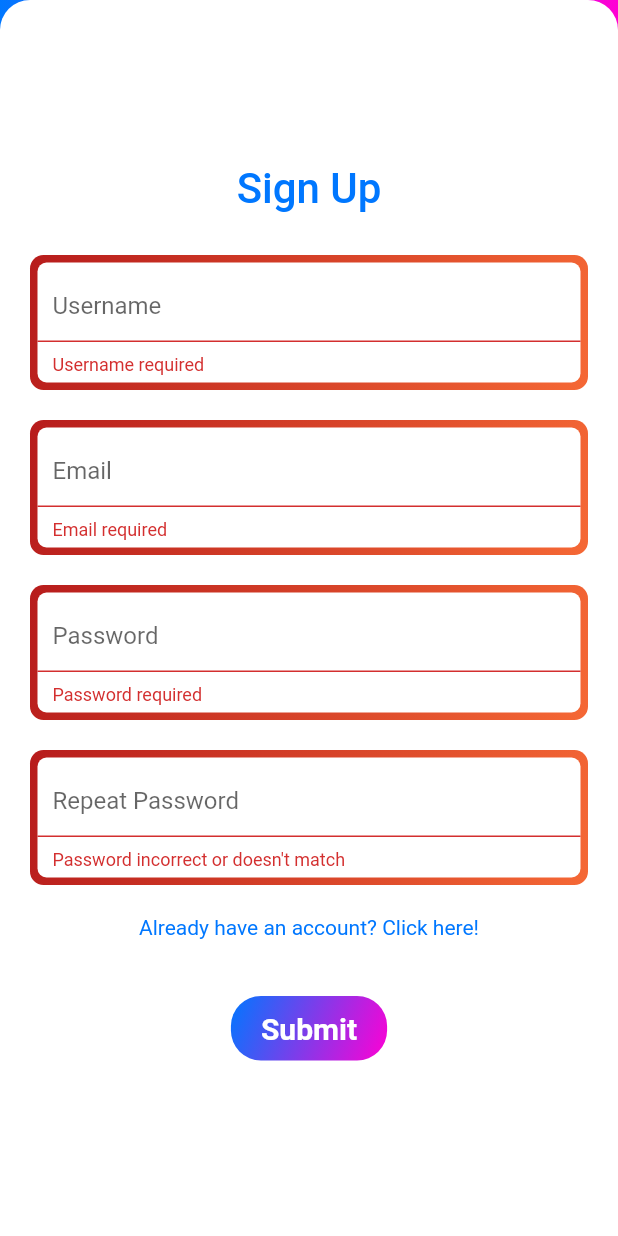
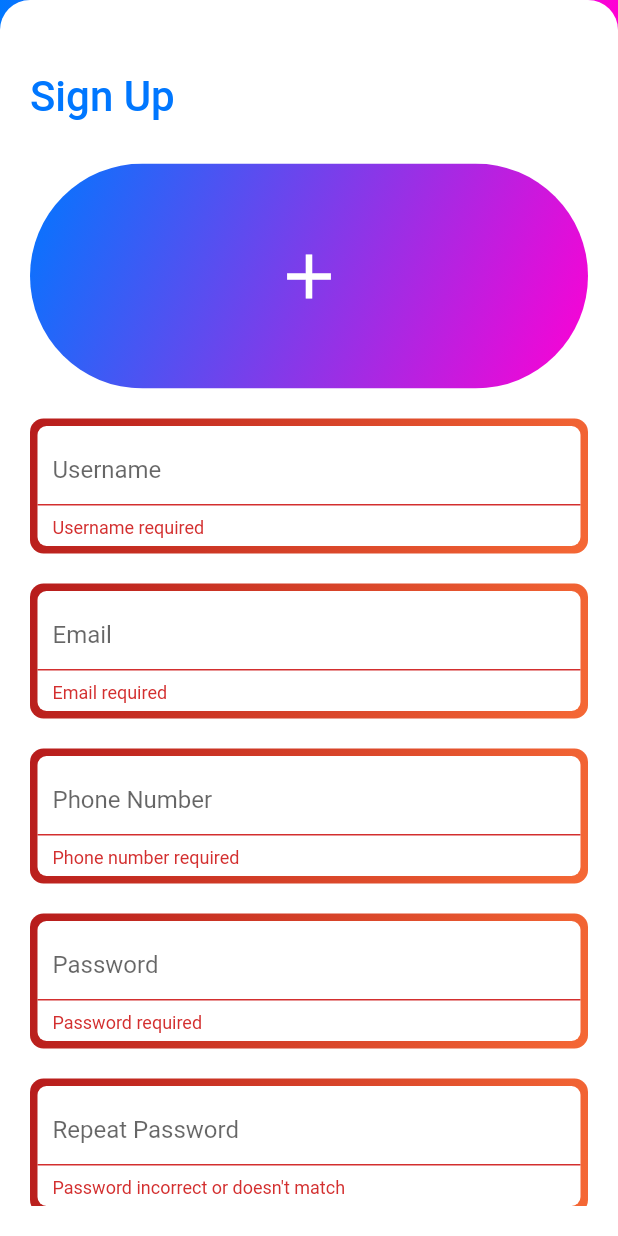
Before and after one commit to gukkame/secure-messenger, a Flutter app: the SignUp screen opened by its route, after a tap on "Submit", on a phone screen of 412 x 824 dp. Run offline on Flutter 3.47's test engine with Material 2 defaults, Android fonts, the phone set to English and light mode, and no system bars; our stand-ins replace cloud_firestore, firebase_auth, firebase_core, firebase_storage, image_picker; missing offline and left inert: encrypt; accounts and stored records are empty.

Commit message:
I completed the validaton for phone number and succesfully implimented image picker for sign up page. The system should be set up to allow that image to be uploaded to the cloud, but it has yet to be tested properly

```diff
--- a/lib/pages/authentication/signup.dart
+++ b/lib/pages/authentication/signup.dart
@@ -1,8 +1,13 @@
+import 'dart:io';
+
+import 'package:firebase_storage/firebase_storage.dart';
 import 'package:flutter/material.dart';
+import 'package:image_picker/image_picker.dart';
 import '../../provider/provider_manager.dart';
 import '../../components/container.dart';
 import '../../components/scaffold.dart';
 import '../../utils/colors.dart';
+import '../../utils/convert.dart';
 import '../../utils/user.dart';
 import '../../utils/navigation.dart';
 
@@ -17,16 +22,21 @@ class SignUp extends StatefulWidget {
 }
 
 class _AddNoteState extends State<SignUp> {
+  final ImagePicker picker = ImagePicker();
+  File? image;
   final TextEditingController _usernameController = TextEditingController();
   final TextEditingController _emailController = TextEditingController();
+  final TextEditingController _phoneController = TextEditingController();
   final TextEditingController _passwordController = TextEditingController();
   final TextEditingController _password2Controller = TextEditingController();
   final GlobalKey<FormState> _formKey = GlobalKey<FormState>();
   String? _passErrMsg;
   String? _emailErrMsg;
+  String? _phoneErrMsg;
   String? _loadingText;
   BorderColor usernameCheck = BorderColor.neutral;
   BorderColor emailCheck = BorderColor.neutral;
+  BorderColor phoneCheck = BorderColor.neutral;
   BorderColor passCheck = BorderColor.neutral;
   BorderColor pass2Check = BorderColor.neutral;
   bool _submitLock = false;
@@ -37,9 +47,12 @@ class _AddNoteState extends State<SignUp> {
     TextEditingController controller,
     String? Function(String?) validator, {
     String? errorText,
+    TextInputType inputType = TextInputType.text,
     bool obscureText = false,
   }) {
-    return RoundedGradientContainer(
+    return SizedBox(
+      width: 0,
+      child:RoundedGradientContainer(
       gradient: checker == BorderColor.error
           ? errorGradient
           : checker == BorderColor.correct
@@ -54,6 +67,7 @@ class _AddNoteState extends State<SignUp> {
             enableSuggestions: false,
             autocorrect: false,
             controller: controller,
+            keyboardType: inputType,
             decoration: InputDecoration(
                 contentPadding: const EdgeInsets.symmetric(horizontal: 10.0),
                 hintText: hintText,
@@ -61,9 +75,34 @@ class _AddNoteState extends State<SignUp> {
                 border: checker != BorderColor.error ? InputBorder.none : null),
             validator: validator,
           )),
-    );
+    ));
   }
 
+  Widget get _imageField => GestureDetector(
+      onTap: _pickImage,
+      child: SizedBox(
+        height: 150,
+        child: ClipRRect(
+          borderRadius: BorderRadius.circular(200.0),
+          child: AspectRatio(
+            aspectRatio: 500 / 500,
+            child: image != null
+                ? Image.file(
+                    image as File,
+                    fit: BoxFit.cover,
+                  )
+                : Container(
+                    decoration: const BoxDecoration(gradient: primeGradient),
+                    child: const Center(
+                        child: Icon(
+                      Icons.add,
+                      size: 50,
+                      color: Colors.white,
+                    )),
+                  ),
+          ),
+        ),
+      ));
   Widget get _usernameField => _createInputField(
         "Username",
         usernameCheck,
@@ -75,7 +114,16 @@ class _AddNoteState extends State<SignUp> {
         emailCheck,
         _emailController,
         _validateEmailField,
+        inputType: TextInputType.emailAddress,
         errorText: _emailErrMsg,
+      );
+  Widget get _phoneField => _createInputField(
+        "Phone Number",
+        phoneCheck,
+        _phoneController,
+        _validatePhoneField,
+        inputType: TextInputType.phone,
+        errorText: _phoneErrMsg,
       );
   Widget get _passwordField => _createInputField(
         "Password",
@@ -92,6 +140,175 @@ class _AddNoteState extends State<SignUp> {
         _validatePassword2Field,
         obscureText: true,
       );
+
+  void _pickImage() async {
+    var newImage = await picker.pickImage(source: ImageSource.gallery);
+    if (newImage != null) {
+      debugPrint("New Image Picked: ${newImage.path}");
+      setState(() => image = File(newImage.path));
+    }
+  }
+
+  String? _validateUsernameField(String? value) {
+    if (value == null || value.isEmpty || value.length < 4) {
+      usernameCheck = BorderColor.error;
+      return "Username required";
+    }
+    usernameCheck = BorderColor.correct;
+    return null;
+  }
+
+  String? _validateEmailField(String? value) {
+    if (value == null || value.isEmpty) {
+      emailCheck = BorderColor.error;
+      return "Email required";
+    } else if (!value.contains("@") ||
+        !value.contains(".") ||
+        value.length < 4) {
+      emailCheck = BorderColor.error;
+      return "Email is wrong";
+    }
+    emailCheck = BorderColor.correct;
+    return null;
+  }
+
+  String? _validatePhoneField(String? value) {
+    if (value == null || value.isEmpty) {
+      phoneCheck = BorderColor.error;
+      return "Phone number required";
+    }
+
+    var regexUSA = RegExp(r'^(\+\d{1,2}\s)?\(?\d{3}\)?[\s.-]\d{3}[\s.-]\d{4}$');
+    var regexUni = RegExp(r'^(\+|00)[1-9][0-9 \-\(\)\.\/]{7,20}$');
+    value = value.trim();
+    value = value.replaceAll(RegExp(r' +'), " ");
+
+    if (!regexUSA.hasMatch(value) && !regexUni.hasMatch(value)) {
+      phoneCheck = BorderColor.error;
+      return "Enter a valid International or USA phone number (+xxx xxxx xxxx or xxx-xxx-xxxx)";
+    }
+    phoneCheck = BorderColor.correct;
+    return null;
+  }
+
+  String? _validatePasswordField(String? value) {
+    if (value == null ||
+        value.isEmpty ||
+        value != _password2Controller.value.text) {
+      passCheck = BorderColor.error;
+      return "Password required";
+    }
+    passCheck = BorderColor.correct;
+    return null;
+  }
+
+  String? _validatePassword2Field(String? value) {
+    if (value == null ||
+        value.isEmpty ||
+        value != _passwordController.value.text) {
+      pass2Check = BorderColor.error;
+      return "Password incorrect or doesn't match";
+    }
+    pass2Check = BorderColor.correct;
+    return null;
+  }
+
+  void _onSubmit() async {
+    if (_formKey.currentState!.validate()) {
+      _removeAllNegativeCheckers();
+      setState(() {
+        _loadingText = "Processing data...";
+        _submitLock = true;
+      });
+      var name = _usernameController.value.text;
+      var email = _emailController.value.text;
+      var password = _passwordController.value.text;
+      var phone = _phoneController.value.text;
+
+      String? resp = await widget.user.registerUser(
+        name: name,
+        email: email,
+        phone: phone,
+        password: password,
+      );
+      if (resp == null) {
+        try {
+          await FirebaseStorage.instance
+              .ref()
+              .child("images/${Convert.encode(email)}")
+              .putFile(File(image!.path));
+        } on FirebaseException catch (e) {
+          setState(() {
+            _loadingText = null;
+            _submitLock = false;
+          });
+          debugPrint(e.code);
+          _handleRejection("image-error");
+        }
+        _saveUser();
+      } else {
+        setState(() {
+          _loadingText = null;
+          _submitLock = false;
+        });
+        _handleRejection(resp);
+      }
+    } else {
+      debugPrint("Invalid");
+      setState(() {
+        _loadingText = null;
+        _submitLock = false;
+      });
+    }
+  }
+
+  void _handleRejection(String msg) {
+    switch (msg) {
+      case 'weak-password':
+        passCheck = BorderColor.error;
+        pass2Check = BorderColor.error;
+        _passErrMsg = 'Password is too weak.';
+        break;
+      case 'email-already-in-use':
+        emailCheck = BorderColor.error;
+        _emailErrMsg = 'Account already exists with this email.';
+      case 'invalid-email':
+        emailCheck = BorderColor.error;
+        _emailErrMsg = 'Invalid email address';
+        break;
+      case 'image-error':
+        _loadingText =
+            'Error uploading your profile picture, please pick another picture.';
+      default:
+        _loadingText =
+            "Internal server error. Please contact support or try again.";
+        usernameCheck = BorderColor.error;
+        emailCheck = BorderColor.error;
+        phoneCheck = BorderColor.error;
+        passCheck = BorderColor.error;
+        pass2Check = BorderColor.error;
+    }
+    setState(() => {});
+  }
+
+  void _saveUser() {
+    debugPrint("User registered successfully! redirecting...");
+    ProviderManager().setUser(context, widget.user);
+    navigate(context, "/contacts");
+  }
+
+  void _removeAllNegativeCheckers() {
+    _passErrMsg = null;
+    _emailErrMsg = null;
+    _phoneErrMsg = null;
+    _loadingText = null;
+    usernameCheck = BorderColor.neutral;
+    emailCheck = BorderColor.neutral;
+    phoneCheck = BorderColor.neutral;
+    passCheck = BorderColor.neutral;
+    pass2Check = BorderColor.neutral;
+  }
+
   Widget get _loading {
     return _loadingText == null
         ? const SizedBox.shrink()
@@ -134,125 +351,6 @@ class _AddNoteState extends State<SignUp> {
         ));
   }
 
-  String? _validateUsernameField(String? value) {
-    if (value == null || value.isEmpty || value.length < 4) {
-      usernameCheck = BorderColor.error;
-      return "Username required";
-    }
-    usernameCheck = BorderColor.correct;
-    return null;
-  }
-
-  String? _validateEmailField(String? value) {
-    if (value == null || value.isEmpty) {
-      emailCheck = BorderColor.error;
-      return "Email required";
-    } else if (!value.contains("@") ||
-        !value.contains(".") ||
-        value.length < 4) {
-      emailCheck = BorderColor.error;
-      return "Email is wrong";
-    }
-    emailCheck = BorderColor.correct;
-    return null;
-  }
-
-  String? _validatePasswordField(String? value) {
-    if (value == null ||
-        value.isEmpty ||
-        value != _password2Controller.value.text) {
-      passCheck = BorderColor.error;
-      return "Password required";
-    }
-    passCheck = BorderColor.correct;
-    return null;
-  }
-
-  String? _validatePassword2Field(String? value) {
-    if (value == null ||
-        value.isEmpty ||
-        value != _passwordController.value.text) {
-      pass2Check = BorderColor.error;
-      return "Password incorrect or doesn't match";
-    }
-    pass2Check = BorderColor.correct;
-    return null;
-  }
-
-  void _onSubmit() async {
-    if (_formKey.currentState!.validate()) {
-      _removeAllNegativeCheckers();
-      setState(() {
-        _loadingText = "Processing data...";
-        _submitLock = true;
-      });
-      var name = _usernameController.value.text;
-      var email = _emailController.value.text;
-      var password = _passwordController.value.text;
-      String? resp = await widget.user.registerUser(
-        name: name,
-        email: email,
-        password: password,
-      );
-      if (resp == null) {
-        _saveUser();
-      } else {
-        setState(() {
-          _loadingText = null;
-          _submitLock = false;
-        });
-        _handleDBRejection(resp);
-        setState(() => {});
-      }
-    } else {
-      debugPrint("Invalid");
-      setState(() {
-        _loadingText = null;
-        _submitLock = false;
-      });
-    }
-  }
-
-  void _handleDBRejection(String msg) {
-    switch (msg) {
-      case 'weak-password':
-        passCheck = BorderColor.error;
-        pass2Check = BorderColor.error;
-        _passErrMsg = 'Password is too weak.';
-        break;
-      case 'email-already-in-use':
-        emailCheck = BorderColor.error;
-        _emailErrMsg = 'Account already exists with this email.';
-      case 'invalid-email':
-        emailCheck = BorderColor.error;
-        _emailErrMsg = 'Invalid email address';
-        break;
-      default:
-        _loadingText =
-            "Internal server error. Please contact support or try again.";
-        usernameCheck = BorderColor.error;
-        emailCheck = BorderColor.error;
-        passCheck = BorderColor.error;
-        pass2Check = BorderColor.error;
-    }
-  }
-
-  void _saveUser() {
-    debugPrint("User registered successfully! redirecting...");
-    ProviderManager().setUser(context, widget.user);
-    navigate(context, "/stock");
-  }
-
-  void _removeAllNegativeCheckers() {
-    _passErrMsg = null;
-    _emailErrMsg = null;
-    _loadingText = null;
-    usernameCheck = BorderColor.neutral;
-    emailCheck = BorderColor.neutral;
-    passCheck = BorderColor.neutral;
-    pass2Check = BorderColor.neutral;
-  }
-
   @override
   Widget build(BuildContext context) {
     return RoundScaffold(
@@ -262,10 +360,12 @@ class _AddNoteState extends State<SignUp> {
         padding: const EdgeInsets.all(20.0),
         child: Form(
           key: _formKey,
-          child: Column(
-            mainAxisAlignment: MainAxisAlignment.center,
-            crossAxisAlignment: CrossAxisAlignment.center,
+          child: ListView(
+
+            // mainAxisAlignment: MainAxisAlignment.center,
+            // crossAxisAlignment: CrossAxisAlignment.center,
             children: [
+              const SizedBox(height: 28),
               const Text(
                 "Sign Up",
                 style: TextStyle(
@@ -273,12 +373,14 @@ class _AddNoteState extends State<SignUp> {
                     color: primeColor,
                     fontWeight: FontWeight.w500),
               ),
-              const SizedBox(
-                height: 28,
-              ),
+              const SizedBox(height: 28),
+              _imageField,
+              const SizedBox(height: 20),
               _usernameField,
               const SizedBox(height: 20),
               _emailField,
+              const SizedBox(height: 20),
+              _phoneField,
               const SizedBox(height: 20),
               _passwordField,
               const SizedBox(height: 20),
--- a/lib/provider/user_provider.dart
+++ b/lib/provider/user_provider.dart
@@ -1,7 +1,18 @@
+import 'dart:io';
+
 import 'package:flutter/material.dart';
+import 'package:image_picker/image_picker.dart';
 
 import '../utils/user.dart';
 
 class UserDataProvider with ChangeNotifier {
   late User user;
+  late File _image;
+  bool complete = false;
+
+  set xImage(XFile image) {
+    _image = File(image.path);
+  }
+
+  File get image => _image;
 }
--- a/lib/utils/user.dart
+++ b/lib/utils/user.dart
@@ -5,8 +5,6 @@ class User {
   late UserCredential credential;
   late String email;
   late String name;
-  double? lat;
-  double? lng;
 
   Future<String?> signInUser(
       {required String email, required String password}) async {
@@ -30,6 +28,7 @@ class User {
   Future<String?> registerUser(
       {required String name,
       required String email,
+      required String phone,
       required String password}) async {
     try {
       credential = await FirebaseAuth.instance.createUserWithEmailAndPassword(
--- a/pubspec.yaml
+++ b/pubspec.yaml
@@ -12,6 +12,7 @@ dependencies:
   firebase_storage: ^11.2.5
   firebase_core: ^2.15.0
   cloud_firestore: ^4.8.4
+  image_picker: ^1.0.2
   provider: ^6.0.5
   encrypt: ^5.0.1
   flutter:
```
Also changed, not shown: lib/pages/chat.dart (+4 -4 lines), lib/provider/provider_manager.dart (+11 -0 lines), pubspec.lock, 5 other files.
